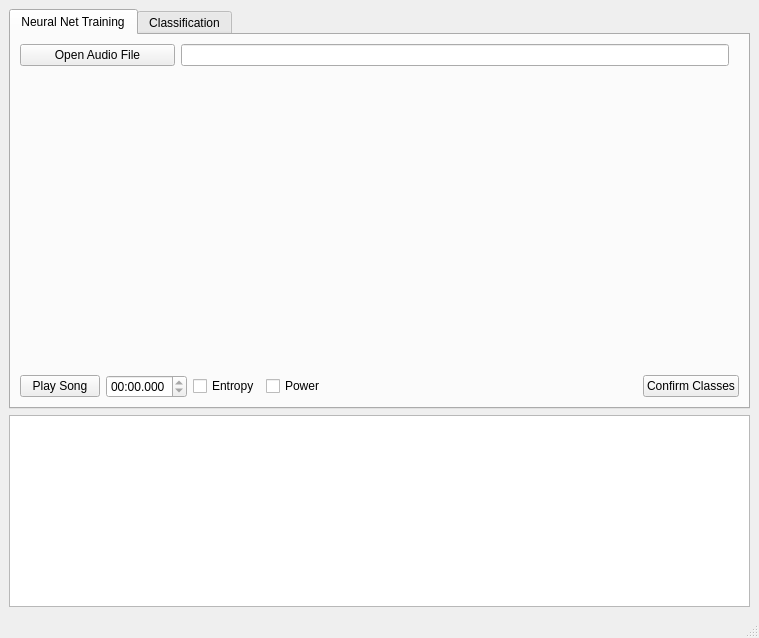
Old version of the form audioanalysis/main.ui in the repository Ticopress/audioanalysis.
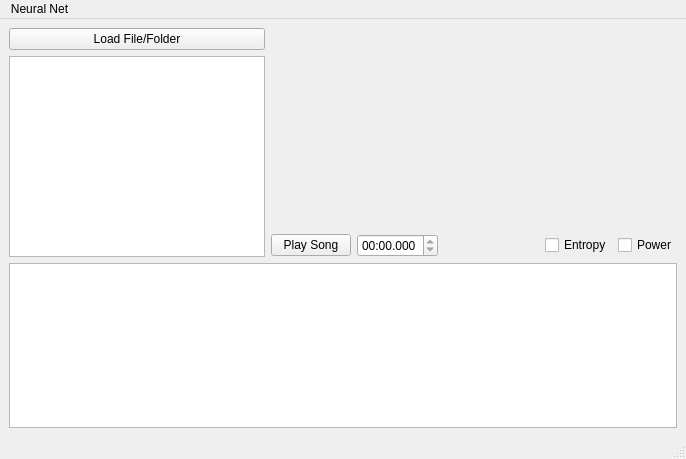
New version of the form. The open tabs and pages were chosen to show the change. Icons and pictures are not drawn.

Commit message: Change UI design goal to be single panel, single chart

```diff
--- a/audioanalysis/main.ui
+++ b/audioanalysis/main.ui
@@ -6,8 +6,8 @@
    <rect>
     <x>0</x>
     <y>0</y>
-    <width>759</width>
-    <height>638</height>
+    <width>686</width>
+    <height>459</height>
    </rect>
   </property>
   <property name="sizePolicy">
@@ -22,29 +22,9 @@
   <widget class="QWidget" name="centralwidget">
    <layout class="QVBoxLayout" name="verticalLayout">
     <item>
-     <widget class="QTabWidget" name="stack">
-      <property name="sizePolicy">
-       <sizepolicy hsizetype="Expanding" vsizetype="Expanding">
-        <horstretch>0</horstretch>
-        <verstretch>0</verstretch>
-       </sizepolicy>
-      </property>
-      <property name="tabShape">
-       <enum>QTabWidget::Rounded</enum>
-      </property>
-      <property name="currentIndex">
-       <number>1</number>
-      </property>
-      <widget class="QWidget" name="stackPage1">
-       <property name="accessibleName">
-        <string/>
-       </property>
-       <attribute name="title">
-        <string>Neural Net Training</string>
-       </attribute>
-       <layout class="QVBoxLayout" name="layout">
+     <layout class="QHBoxLayout" name="horizontalLayout_2">
         <item>
-         <layout class="QHBoxLayout" name="horizontalLayout">
+       <layout class="QVBoxLayout" name="verticalLayout_3">
           <item>
            <widget class="QPushButton" name="open_file">
             <property name="minimumSize">
@@ -54,7 +34,7 @@
              </size>
             </property>
             <property name="text">
-             <string>Open Audio File</string>
+           <string>Load File/Folder</string>
             </property>
             <property name="icon">
              <iconset>
@@ -63,39 +43,21 @@
            </widget>
           </item>
           <item>
-           <widget class="QLineEdit" name="file_name">
-            <property name="text">
-             <string/>
-            </property>
-            <property name="dragEnabled">
-             <bool>true</bool>
-            </property>
-            <property name="readOnly">
-             <bool>true</bool>
-            </property>
-            <property name="placeholderText">
-             <string comment="file name here" extracomment="file name here"/>
+         <widget class="QTableWidget" name="table">
+          <property name="sizePolicy">
+           <sizepolicy hsizetype="Minimum" vsizetype="Expanding">
+            <horstretch>0</horstretch>
+            <verstretch>0</verstretch>
+           </sizepolicy>
             </property>
            </widget>
           </item>
-          <item>
-           <spacer name="horizontalSpacer_7">
-            <property name="orientation">
-             <enum>Qt::Horizontal</enum>
-            </property>
-            <property name="sizeType">
-             <enum>QSizePolicy::Minimum</enum>
-            </property>
-            <property name="sizeHint" stdset="0">
-             <size>
-              <width>10</width>
-              <height>20</height>
-             </size>
-            </property>
-           </spacer>
-          </item>
-         </layout>
-        </item>
+       </layout>
+      </item>
+      <item>
+       <layout class="QVBoxLayout" name="verticalLayout_4">
+        <item>
+         <layout class="QHBoxLayout" name="horizontalLayout">
         <item>
          <widget class="QWidget" name="plot_container" native="true">
           <property name="sizePolicy">
@@ -113,6 +75,8 @@
           <layout class="QVBoxLayout" name="plot_vl"/>
          </widget>
         </item>
+         </layout>
+        </item>
         <item>
          <layout class="QHBoxLayout" name="horizontalLayout_7">
           <item>
@@ -163,6 +127,19 @@
             </property>
            </widget>
           </item>
+          <item>
+           <spacer name="horizontalSpacer">
+            <property name="orientation">
+             <enum>Qt::Horizontal</enum>
+            </property>
+            <property name="sizeHint" stdset="0">
+             <size>
+              <width>40</width>
+              <height>20</height>
+             </size>
+            </property>
+           </spacer>
+          </item>
           <item>
            <widget class="QCheckBox" name="entropy_checkbox">
             <property name="text">
@@ -177,75 +154,11 @@
             </property>
            </widget>
           </item>
-          <item>
-           <spacer name="horizontalSpacer_8">
-            <property name="orientation">
-             <enum>Qt::Horizontal</enum>
-            </property>
-            <property name="sizeHint" stdset="0">
-             <size>
-              <width>40</width>
-              <height>20</height>
-             </size>
-            </property>
-           </spacer>
-          </item>
-          <item>
-           <widget class="QPushButton" name="confirm">
-            <property name="sizePolicy">
-             <sizepolicy hsizetype="Fixed" vsizetype="Fixed">
-              <horstretch>0</horstretch>
-              <verstretch>0</verstretch>
-             </sizepolicy>
-            </property>
-            <property name="text">
-             <string>Confirm Classes</string>
-            </property>
-            <property name="icon">
-             <iconset>
-              <normaloff>icons/ok.png</normaloff>icons/ok.png</iconset>
-            </property>
-            <property name="iconSize">
-             <size>
-              <width>24</width>
-              <height>24</height>
-             </size>
-            </property>
-           </widget>
-          </item>
+         </layout>
+        </item>
          </layout>
         </item>
        </layout>
-      </widget>
-      <widget class="QWidget" name="stackPage2">
-       <attribute name="title">
-        <string>Classification</string>
-       </attribute>
-       <widget class="QWidget" name="plot_container_2" native="true">
-        <property name="geometry">
-         <rect>
-          <x>150</x>
-          <y>40</y>
-          <width>441</width>
-          <height>221</height>
-         </rect>
-        </property>
-        <property name="sizePolicy">
-         <sizepolicy hsizetype="Expanding" vsizetype="MinimumExpanding">
-          <horstretch>0</horstretch>
-          <verstretch>0</verstretch>
-         </sizepolicy>
-        </property>
-        <property name="minimumSize">
-         <size>
-          <width>0</width>
-          <height>200</height>
-         </size>
-        </property>
-        <layout class="QVBoxLayout" name="plot_vl_2"/>
-       </widget>
-      </widget>
-     </widget>
     </item>
     <item>
      <widget class="QTextEdit" name="console">
@@ -258,7 +171,7 @@
       <property name="minimumSize">
        <size>
         <width>0</width>
-        <height>75</height>
+        <height>100</height>
        </size>
       </property>
       <property name="frameShadow">
@@ -276,10 +189,20 @@
     <rect>
      <x>0</x>
      <y>0</y>
-     <width>759</width>
+     <width>686</width>
      <height>22</height>
     </rect>
    </property>
+   <widget class="QMenu" name="menuNeural_Net">
+    <property name="title">
+     <string>Neural Net</string>
+    </property>
+    <addaction name="actioncreate"/>
+    <addaction name="actionload"/>
+    <addaction name="actiondump"/>
+    <addaction name="actionclassify"/>
+   </widget>
+   <addaction name="menuNeural_Net"/>
   </widget>
   <widget class="QStatusBar" name="statusbar"/>
   <action name="actionMotif_Selection">
```
Left out of the diff: 20 changed lines with no effect on the pictures. Lines whose indentation alone changed are shown as unchanged. The commit also changes 1 other file.
